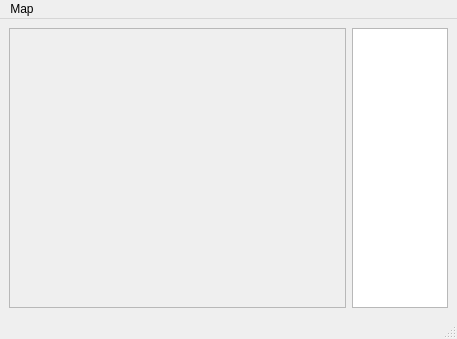
Above: mainwindow.ui from lopatovsky/Maze before the change. Below: the same form after it.
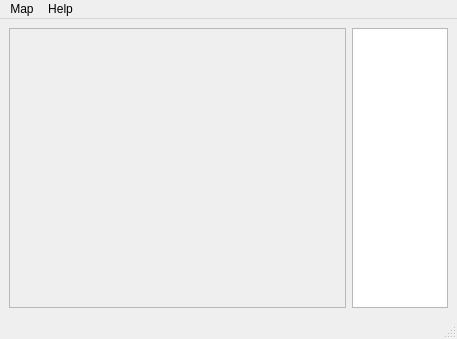
That is the form after the change.

Diff of the .ui file:
```diff
--- a/mainwindow.ui
+++ b/mainwindow.ui
@@ -68,7 +68,14 @@
     <addaction name="actionSave"/>
     <addaction name="actionQuit"/>
    </widget>
+   <widget class="QMenu" name="menuHelp">
+    <property name="title">
+     <string>Help</string>
+    </property>
+    <addaction name="actionAbout"/>
+   </widget>
    <addaction name="menuMap"/>
+   <addaction name="menuHelp"/>
   </widget>
   <widget class="QStatusBar" name="statusbar"/>
   <action name="actionNew">
```
Left out of the diff: 5 changed lines with no effect on the pictures.
